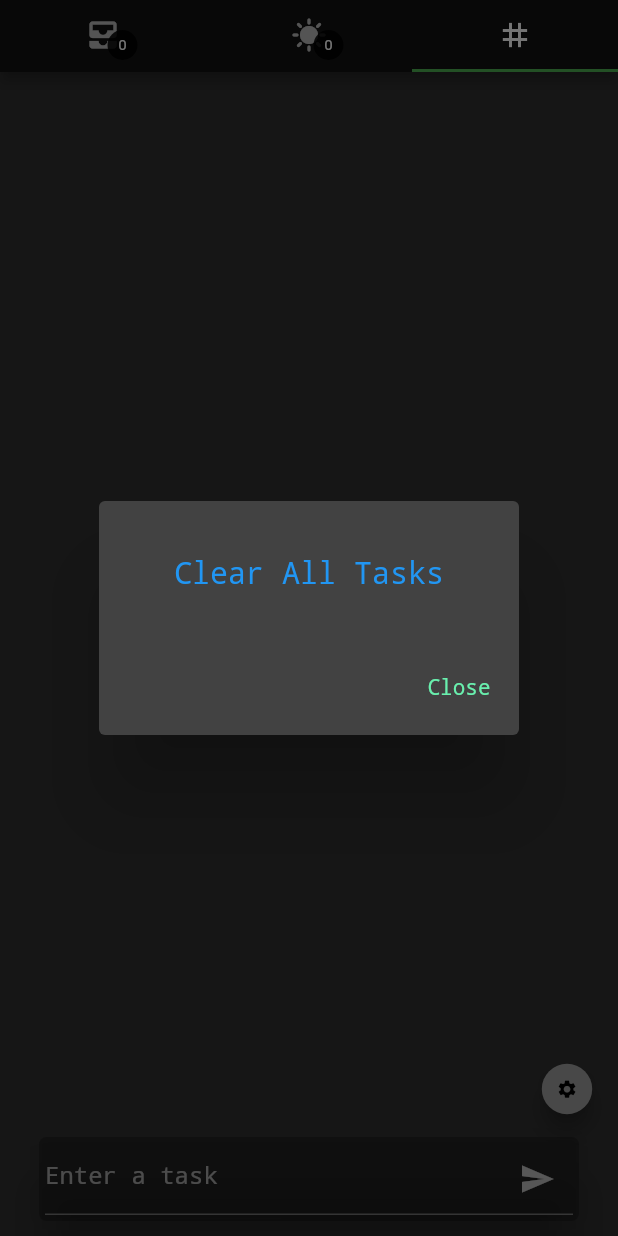
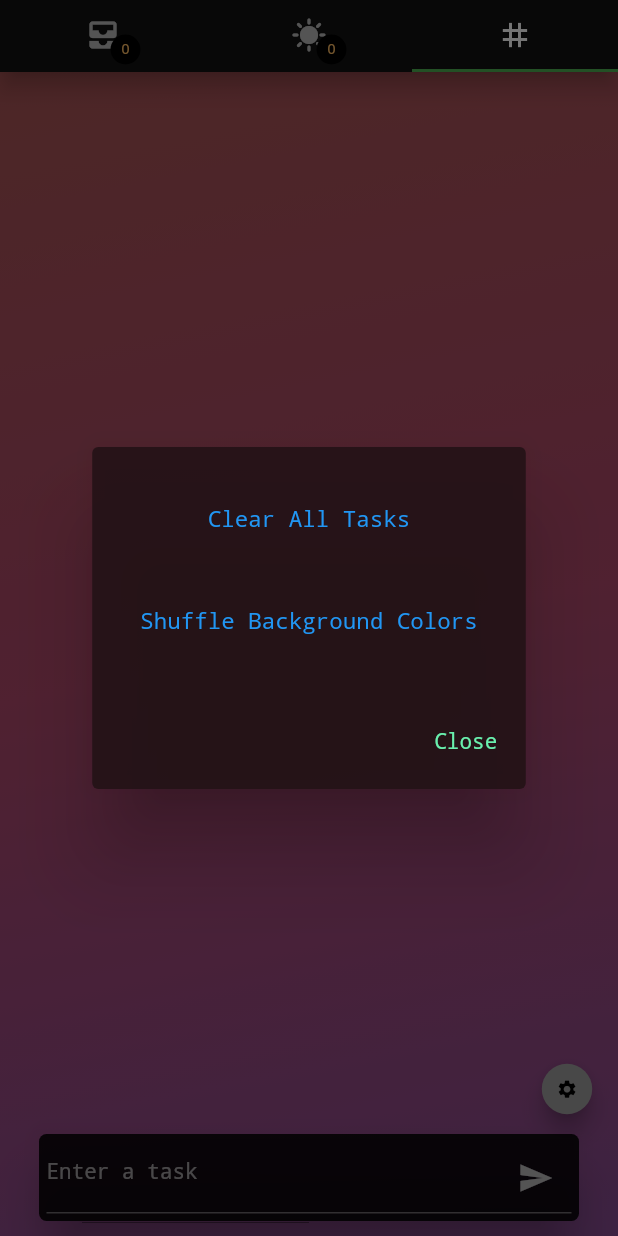
Before and after one commit to philzgoodman/TODOTODAY, a Flutter app: the screen it shows after launch, tab 3 chosen, after a tap on the "settings" icon, on a phone screen of 412 x 824 dp. Run offline on Flutter 3.47's test engine with Material 2 defaults, Android fonts, the phone set to English and light mode, and no system bars.

Commit message:
UI styles

```diff
--- /dev/null
+++ b/lib/HeaderLabel.dart
@@ -0,0 +1,48 @@
+import 'package:flutter/cupertino.dart';
+import 'package:flutter/material.dart';
+
+class HeaderLabel extends StatelessWidget {
+  const HeaderLabel({
+    Key? key,
+  }) : super(key: key);
+
+  @override
+  Widget build(BuildContext context) {
+    return Opacity(
+      opacity: 0.6,
+      child: Material(
+
+        surfaceTintColor: Colors.blue,
+        elevation: 5,
+          shadowColor: Colors.black45,
+        child: ListTile(
+          visualDensity: const VisualDensity(horizontal: 0, vertical: -4),
+          textColor: Colors.white,
+          tileColor: Colors.black45,
+          title: const Text(
+              style: TextStyle(color: Colors.white, fontSize: 14), "ITEM"),
+          trailing: Wrap(
+            children: const [
+              SizedBox(
+                  width: 50,
+                  child: Opacity(
+                    opacity: 1,
+                    child:Text(
+                        style: TextStyle(color: Colors.white, fontSize: 14),
+                        textAlign: TextAlign.center,
+                        "DONE"),
+                  )),
+              SizedBox(width: 25),
+              SizedBox(
+                  width: 50,
+                  child: Text(
+                      style: TextStyle(color: Colors.white, fontSize: 14),
+                      textAlign: TextAlign.center,
+                      'TODAY')),
+            ],
+          ),
+        ),
+      ),
+    );
+  }
+}
--- a/lib/MessageBox.dart
+++ b/lib/MessageBox.dart
@@ -19,20 +19,13 @@ class _MessageBoxState extends State<MessageBox> {
   void updateText() {
     setState(() {
       tasks.add(TodoTask(txt.text, txt.text, false, false,
-          darken(TileColors.TILECOLORS.elementAt(tasks.length), 25)));
+          TileColors.TILECOLORS.elementAt(tasks.length)));
       txt.clear();
       for (var i = 0; i < tasks.length; i++) {
         getSubtitle(i);
       }
     });
     txt.clear();
-  }
-
-  Color darken(Color c, [int percent = 10]) {
-    assert(1 <= percent && percent <= 100);
-    var f = 1 - percent / 100;
-    return Color.fromARGB(c.alpha, (c.red * f).round(), (c.green * f).round(),
-        (c.blue * f).round());
   }
 
   @override
@@ -45,12 +38,22 @@ class _MessageBoxState extends State<MessageBox> {
           width: 360,
           child: Material(
             borderRadius: BorderRadius.circular(5),
-            color: Colors.black26,
+            color: Colors.black87,
             shadowColor: Colors.black,
             elevation: 15,
             child: Padding(
-              padding: const EdgeInsets.all(4.0),
+              padding: const EdgeInsets.all(5.0),
               child: TextField(
+                  toolbarOptions: const ToolbarOptions(
+                    copy: true,
+                    cut: true,
+                    paste: true,
+                    selectAll: true,
+                  ),
+                cursorColor: Colors.deepOrangeAccent,
+                  style: const TextStyle(
+                    color: Colors.white,fontSize:14
+                  ),
                   focusNode: myFocusNode,
                   keyboardAppearance: Brightness.dark,
                   onSubmitted: (value) {
@@ -68,6 +71,7 @@ class _MessageBoxState extends State<MessageBox> {
                   textInputAction: TextInputAction.search,
                   controller: txt,
                   decoration: InputDecoration(
+
                     hintText: 'Enter a task',
                     suffixIcon: IconButton(
                       icon: Icon(Icons.send),
--- a/lib/QuantityBadge.dart
+++ b/lib/QuantityBadge.dart
@@ -14,19 +14,19 @@ class _QuantityBadgeState extends State<QuantityBadge> {
   @override
   Widget build(BuildContext context) {
     return Transform.translate(
-      offset: const Offset(15, 20),
+      offset: const Offset(17, 23),
       child: Container(
         width: 20,
         height: 20,
         decoration: BoxDecoration(
-          color: Colors.black87,
+          color: Colors.black,
           borderRadius: BorderRadius.circular(10),
         ),
         child: Center(
           child: Text(
             widget.quantity.toString(),
             style: TextStyle(
-              color: Colors.white,
+              color: Color(0xFFFFBD64),
               fontSize: 10,
             ),
           ),
--- a/lib/TileColors.dart
+++ b/lib/TileColors.dart
@@ -2,165 +2,84 @@ import 'dart:ui';
 
 class TileColors {
   static const List<Color> TILECOLORS = [
-    Color(0xFFE57373),
-    Color(0xFFF06292),
-    Color(0xFFBA68C8),
-    Color(0xFF9575CD),
-    Color(0xFF7986CB),
-    Color(0xFF64B5F6),
-    Color(0xFF4FC3F7),
-    Color(0xFF4DD0E1),
-    Color(0xFF4DB6AC),
-    Color(0xFF81C784),
-    Color(0xFFAED581),
-    Color(0xFFDCE775),
-    Color(0xFFFFD54F),
-    Color(0xFFFFB74D),
-    Color(0xFFA1887F),
-    Color(0xFF90A4AE),
-    Color(0xFFE57373),
-    Color(0xFFF06292),
-    Color(0xFFBA68C8),
-    Color(0xFF9575CD),
-    Color(0xFF7986CB),
-    Color(0xFF64B5F6),
-    Color(0xFF4FC3F7),
-    Color(0xFF4DD0E1),
-    Color(0xFF4DB6AC),
-    Color(0xFF81C784),
-    Color(0xFFAED581),
-    Color(0xFFDCE775),
-    Color(0xFFFFD54F),
-    Color(0xFFFFB74D),
-    Color(0xFFA1887F),
-    Color(0xFF90A4AE),
-    Color(0xFFE57373),
-    Color(0xFFF06292),
-    Color(0xFFBA68C8),
-    Color(0xFF9575CD),
-    Color(0xFF7986CB),
-    Color(0xFF64B5F6),
-    Color(0xFF4FC3F7),
-    Color(0xFF4DD0E1),
-    Color(0xFF4DB6AC),
-    Color(0xFF81C784),
-    Color(0xFFAED581),
-    Color(0xFFDCE775),
-    Color(0xFFFFD54F),
-    Color(0xFFFFB74D),
-    Color(0xFFA1887F),
-    Color(0xFF90A4AE),
-    Color(0xFFE57373),
-    Color(0xFFF06292),
-    Color(0xFFBA68C8),
-    Color(0xFF9575CD),
-    Color(0xFF7986CB),
-    Color(0xFF64B5F6),
-    Color(0xFF4FC3F7),
-    Color(0xFF4DD0E1),
-    Color(0xFF4DB6AC),
-    Color(0xFF81C784),
-    Color(0xFFAED581),
-    Color(0xFFDCE775),
-    Color(0xFFFFD54F),
-    Color(0xFFFFB74D),
-    Color(0xFFA1887F),
-    Color(0xFF90A4AE),
-    Color(0xFFE57373),
-    Color(0xFFF06292),
-    Color(0xFFBA68C8),
-    Color(0xFF9575CD),
-    Color(0xFF7986CB),
-    Color(0xFF64B5F6),
-    Color(0xFF4FC3F7),
-    Color(0xFF4DD0E1),
-    Color(0xFF4DB6AC),
-    Color(0xFF81C784),
-    Color(0xFFAED581),
-    Color(0xFFDCE775),
-    Color(0xFFFFD54F),
-    Color(0xFFFFB74D),
-    Color(0xFFA1887F),
-    Color(0xFF90A4AE),
-    Color(0xFFE57373),
-    Color(0xFFF06292),
-    Color(0xFFBA68C8),
-    Color(0xFF9575CD),
-    Color(0xFF7986CB),
-    Color(0xFF64B5F6),
-    Color(0xFF4FC3F7),
-    Color(0xFF4DD0E1),
-    Color(0xFF4DB6AC),
-    Color(0xFF81C784),
-    Color(0xFFAED581),
-    Color(0xFFDCE775),
-    Color(0xFFFFD54F),
-    Color(0xFFFFB74D),
-    Color(0xFFA1887F),
-    Color(0xFF90A4AE),
-    Color(0xFFE57373),
-    Color(0xFFF06292),
-    Color(0xFFBA68C8),
-    Color(0xFF9575CD),
-    Color(0xFF7986CB),
-    Color(0xFF64B5F6),
-    Color(0xFF4FC3F7),
-    Color(0xFF4DD0E1),
-    Color(0xFF4DB6AC),
-    Color(0xFF81C784),
-    Color(0xFFAED581),
-    Color(0xFFDCE775),
-    Color(0xFFFFD54F),
-    Color(0xFFFFB74D),
-    Color(0xFFA1887F),
-    Color(0xFF90A4AE),
-    Color(0xFFE57373),
-    Color(0xFFF06292),
-    Color(0xFFBA68C8),
-    Color(0xFF9575CD),
-    Color(0xFF7986CB),
-    Color(0xFF64B5F6),
-    Color(0xFF4FC3F7),
-    Color(0xFF4DD0E1),
-    Color(0xFF4DB6AC),
-    Color(0xFF81C784),
-    Color(0xFFAED581),
-    Color(0xFFDCE775),
-    Color(0xFFFFD54F),
-    Color(0xFFFFB74D),
-    Color(0xFFA1887F),
-    Color(0xFF90A4AE),
-    Color(0xFFE57373),
-    Color(0xFFF06292),
-    Color(0xFFBA68C8),
-    Color(0xFF9575CD),
-    Color(0xFF7986CB),
-    Color(0xFF64B5F6),
-    Color(0xFF4FC3F7),
-    Color(0xFF4DD0E1),
-    Color(0xFF4DB6AC),
-    Color(0xFF81C784),
-    Color(0xFFAED581),
-    Color(0xFFDCE775),
-    Color(0xFFFFD54F),
-    Color(0xFFFFB74D),
-    Color(0xFFA1887F),
-    Color(0xFF90A4AE),
-    Color(0xFFE57373),
-    Color(0xFFF06292),
-    Color(0xFFBA68C8),
-    Color(0xFF9575CD),
-    Color(0xFF7986CB),
-    Color(0xFF64B5F6),
-    Color(0xFF4FC3F7),
-    Color(0xFF4DD0E1),
-    Color(0xFF4DB6AC),
-    Color(0xFF81C784),
-    Color(0xFFAED581),
-    Color(0xFFDCE775),
-    Color(0xFFFFD54F),
-    Color(0xFFFFB74D),
-    Color(0xFFA1887F),
-    Color(0xFF90A4AE),
+    Color(0xFFA13131),
+    Color(0xFF9B2F54),
+    Color(0xFF5D1969),
+    Color(0xFF341964),
+    Color(0xFF273377),
+    Color(0xFF194B73),
+    Color(0xFF215A73),
+    Color(0xFF176670),
+    Color(0xFF136760),
+    Color(0xFF1C7520),
+    Color(0xFF365612),
+    Color(0xFF5C6413),
+    Color(0xFF5E4D15),
+    Color(0xFF56380E),
+    Color(0xFF4F2212),
+    Color(0xFF16445B),
+    Color(0xFF521313),
+    Color(0xFF360A19),
+    Color(0xFF440D4D),
+    Color(0xFF301364),
+    Color(0xFF080E2A),
+    Color(0xFF15476E),
+    Color(0xFF124156),
+    Color(0xFF113B41),
+    Color(0xFF135B54),
+    Color(0xFF135D16),
+    Color(0xFFA13131),
+    Color(0xFF9B2F54),
+    Color(0xFF5D1969),
+    Color(0xFF341964),
+    Color(0xFF273377),
+    Color(0xFF194B73),
+    Color(0xFF215A73),
+    Color(0xFF176670),
+    Color(0xFF136760),
+    Color(0xFF1C7520),
+    Color(0xFF365612),
+    Color(0xFF5C6413),
+    Color(0xFF5E4D15),
+    Color(0xFF56380E),
+    Color(0xFF4F2212),
+    Color(0xFF16445B),
+    Color(0xFF521313),
+    Color(0xFF360A19),
+    Color(0xFF440D4D),
+    Color(0xFF301364),
+    Color(0xFF080E2A),
+    Color(0xFF15476E),
+    Color(0xFF124156),
+    Color(0xFF113B41),
+    Color(0xFF135B54),
+    Color(0xFF135D16),
+    Color(0xFFA13131),
+    Color(0xFF9B2F54),
+    Color(0xFF5D1969),
+    Color(0xFF341964),
+    Color(0xFF273377),
+    Color(0xFF194B73),
+    Color(0xFF215A73),
+    Color(0xFF176670),
+    Color(0xFF136760),
+    Color(0xFF1C7520),
+    Color(0xFF365612),
+    Color(0xFF5C6413),
+    Color(0xFF5E4D15),
+    Color(0xFF56380E),
+    Color(0xFF4F2212),
+    Color(0xFF16445B),
+    Color(0xFF521313),
+    Color(0xFF360A19),
+    Color(0xFF440D4D),
+    Color(0xFF301364),
+    Color(0x51080E2A),
+    Color(0xFF15476E),
+    Color(0xFF124156),
+    Color(0xFF113B41),
+    Color(0xFF135B54),
+    Color(0xFF135D16),
+    Color(0xFFFFBD64),
   ];
 }
--- /dev/null
+++ b/lib/UserBackground.dart
@@ -0,0 +1,52 @@
+import 'dart:math';
+import 'dart:ui';
+
+import 'package:flutter/cupertino.dart';
+import 'package:flutter/material.dart';
+import 'package:todotoday/TileColors.dart';
+import 'package:todotoday/UserBackground.dart';
+import 'package:todotoday/global.dart';
+
+class UserBackground extends StatefulWidget {
+
+  List<Color> userColorList = [];
+
+  UserBackground(
+      this.userColorList,
+      {super.key});
+
+
+
+  @override
+  State<UserBackground> createState() => _UserBackgroundState();
+
+}
+
+class _UserBackgroundState extends State<UserBackground> {
+
+  @override
+  Widget build(BuildContext context) {
+    return Container(
+      decoration: BoxDecoration(
+        gradient: LinearGradient(
+          begin: Alignment.topCenter,
+          end: Alignment(0.8, 1),
+          colors: <Color>[
+            darken(widget.userColorList[0],2),
+            darken(widget.userColorList[1],2),
+            darken(widget.userColorList[2],2),
+
+          ],
+          // Gradient from https://learnui.design/tools/gradient-generator.html
+          tileMode: TileMode.mirror,
+        ),
+      ),
+    );
+  }
+}
+Color darken(Color c, [int percent = 10]) {
+  assert(1 <= percent && percent <= 100);
+  var f = 1 - percent / 100;
+  return Color.fromARGB(c.alpha, (c.red * f).round(), (c.green * f).round(),
+      (c.blue * f).round());
+}
--- a/lib/all.dart
+++ b/lib/all.dart
@@ -1,6 +1,6 @@
 import 'package:flutter/cupertino.dart';
 import 'package:flutter/material.dart';
-import 'package:todotoday/done.dart';
+import 'package:todotoday/HeaderLabel.dart';
 import 'package:todotoday/global.dart';
 
 class All extends StatefulWidget {
@@ -48,37 +48,3 @@ class _AllState extends State<All> {
     );
   }
 }
-
-class HeaderLabel extends StatelessWidget {
-  const HeaderLabel({
-    Key? key,
-  }) : super(key: key);
-
-  @override
-  Widget build(BuildContext context) {
-    return ListTile(
-      visualDensity: const VisualDensity(horizontal: 0, vertical: -4),
-      textColor: Colors.white,
-      tileColor: Colors.black45,
-      title: const Text(
-          style: TextStyle(color: Colors.white, fontSize: 14), "ITEM"),
-      trailing: Wrap(
-        children: const [
-          SizedBox(
-              width: 50,
-              child: Text(
-                  style: TextStyle(color: Colors.white, fontSize: 14),
-                  textAlign: TextAlign.center,
-                  "DONE")),
-          SizedBox(width: 25),
-          SizedBox(
-              width: 50,
-              child: Text(
-                  style: TextStyle(color: Colors.white, fontSize: 14),
-                  textAlign: TextAlign.center,
-                  'TODAY')),
-        ],
-      ),
-    );
-  }
-}
--- a/lib/global.dart
+++ b/lib/global.dart
@@ -1,6 +1,7 @@
 library global;
 
 import 'package:flutter/cupertino.dart';
+import 'package:todotoday/UserBackground.dart';
 import 'package:todotoday/todotask.dart';
 
 int currentIndex = 0;
@@ -10,5 +11,10 @@ List<TodoTask> tasks = [];
 int todayCount = 0;
 int allCount = 0;
 int doneCount = 0;
+var userBG =  UserBackground(defaultBG);
+late FocusNode myFocusNode;
 
-late FocusNode myFocusNode;
+List<Color> defaultBG = [
+  Color(0xFFE57373),
+  Color(0xFFF06292),
+  Color(0xFFBA68C8) ,];
--- a/lib/main.dart
+++ b/lib/main.dart
@@ -1,6 +1,10 @@
+import 'dart:math';
+
 import 'package:flutter/material.dart';
 import 'package:todotoday/MessageBox.dart';
 import 'package:todotoday/QuantityBadge.dart';
+import 'package:todotoday/TileColors.dart';
+import 'package:todotoday/UserBackground.dart';
 import 'package:todotoday/all.dart';
 import 'package:todotoday/global.dart';
 import 'package:todotoday/tags.dart';
@@ -44,10 +48,18 @@ class MyHomePage extends StatelessWidget {
       length: 3,
       child: GestureDetector(
         onTap: () => FocusManager.instance.primaryFocus?.unfocus(),
-        child: Scaffold(
+        child: Stack(
+          children: [
+            userBG,
+            Scaffold(
+              backgroundColor: Colors.black26,
               resizeToAvoidBottomInset: true,
               appBar: AppBar(
+                shadowColor: Colors.black87,
+                elevation: 6,
                 bottom: TabBar(
+
+                    enableFeedback: true,
                   tabs: [
                     Stack(
                       children: [
@@ -111,6 +123,8 @@ class MyHomePage extends StatelessWidget {
                 ],
               ),
             ),
+          ],
+        ),
       ),
     );
   }
@@ -134,7 +148,6 @@ class MyHomePage extends StatelessWidget {
     }
     return n;
   }
-}
 
   void _showDialog(BuildContext context) {
     // flutter defined function
@@ -143,6 +156,7 @@ void _showDialog(BuildContext context) {
       builder: (BuildContext context) {
         // return object of type Dialog
         return AlertDialog(
+            backgroundColor: Color(0xE8231216),
           title: new TextButton(
             onPressed: () {
               tasks.clear();
@@ -152,7 +166,30 @@ void _showDialog(BuildContext context) {
               "Clear All Tasks",
               style: TextStyle(
                 color: Colors.blue,
-              fontSize: 20,
+                fontSize: 15,
+              ),
+            ),
+          ),
+          content: TextButton(
+            onPressed: () {
+              userBG.userColorList.clear();
+              userBG = UserBackground([
+                TileColors.TILECOLORS
+                    .elementAt(Random().nextInt(TileColors.TILECOLORS.length)),
+                TileColors.TILECOLORS
+                    .elementAt(Random().nextInt(TileColors.TILECOLORS.length)),
+                TileColors.TILECOLORS
+                    .elementAt(Random().nextInt(TileColors.TILECOLORS.length))
+              ]);
+              Navigator.of(context).pop();
+              runApp(MyApp());
+            },
+            child: const Text(
+              textAlign: TextAlign.center,
+              "Shuffle Background Colors",
+              style: TextStyle(
+                color: Colors.blue,
+                fontSize: 15,
               ),
             ),
           ),
@@ -170,3 +207,4 @@ void _showDialog(BuildContext context) {
       },
     );
   }
+}
--- a/lib/tags.dart
+++ b/lib/tags.dart
@@ -31,7 +31,9 @@ class _TagsState extends State<Tags> {
 
   @override
   Widget build(BuildContext context) {
-    return GridView.builder(
+    return Padding(
+      padding: const EdgeInsets.all(4.0),
+      child: GridView.builder(
         shrinkWrap: true,
         itemCount: uniqueSubtitles.length,
         itemBuilder: (context, index) {
@@ -57,6 +59,7 @@ class _TagsState extends State<Tags> {
           crossAxisCount: 3,
           mainAxisExtent: 70,
         ),
+      ),
     );
   }
 }
--- a/lib/today.dart
+++ b/lib/today.dart
@@ -1,6 +1,6 @@
 import 'package:flutter/cupertino.dart';
 import 'package:flutter/material.dart';
-import 'package:todotoday/all.dart';
+import 'package:todotoday/HeaderLabel.dart';
 import 'package:todotoday/done.dart';
 import 'package:todotoday/global.dart';
 
--- a/lib/todotask.dart
+++ b/lib/todotask.dart
@@ -36,16 +36,21 @@ class TodoTaskState extends State<TodoTask> {
       return Colors.red;
     }
 
-    return Material(
-      borderRadius: BorderRadius.circular(5),
-      surfaceTintColor: Colors.red,
-      elevation: 10,
-      shadowColor: Colors.black26,
-      child: Padding(
-        padding: const EdgeInsets.fromLTRB(14, 4, 14, 4),
+    return Padding(
+      padding: const EdgeInsets.all(3.0),
+      child: Card(
+        surfaceTintColor: Colors.black26,
+        elevation: 5,
+        shadowColor: Color(0xFF000008E),
+        shape: RoundedRectangleBorder(
+          borderRadius: BorderRadius.circular(5.0),
+        ),
         child: ListTile(
+          shape: RoundedRectangleBorder(
+            borderRadius: BorderRadius.circular(5.0),
+          ),
           contentPadding: const EdgeInsets.fromLTRB(10, 0, 6, 7),
-          tileColor: widget.toDoColor,
+          tileColor: darken(widget.toDoColor, 6),
           visualDensity: const VisualDensity(horizontal: 0, vertical: -4),
           dense: true,
           minVerticalPadding: 0,
@@ -108,3 +113,10 @@ class TodoTaskState extends State<TodoTask> {
     );
   }
 }
+
+Color darken(Color c, [int percent = 10]) {
+  assert(1 <= percent && percent <= 100);
+  var f = 1 - percent / 100;
+  return Color.fromARGB(c.alpha, (c.red * f).round(), (c.green * f).round(),
+      (c.blue * f).round());
+}
```
Also changed, not shown: 1 other file. Lines whose indentation alone changed are shown as unchanged.
